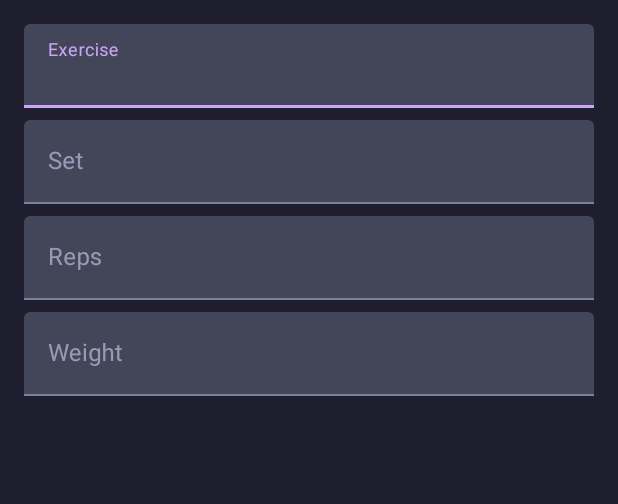
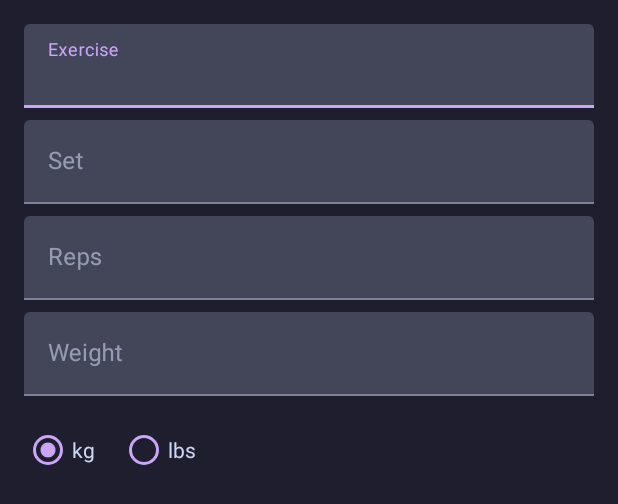
Before and after one commit to SpollaL/gymvoice, an Android app: the layout dialog_edit_log.xml on its own in the app's theme, with its tools: preview values and no code run, on a phone screen of 412 x 824 dp. Shown: the top 504 px of the screen. Run offline under Robolectric (Android 15) with nearby library versions, the phone set to English and light mode, and no system bars.

Commit message:
feat: manual log entry, past-date logging, and Gemma sentence echo fix
- Manual entry button on Record tab logs to today with kg/lbs toggle
- Calendar "+ add" button logs to selected date (noon for past dates)
- CalendarViewModel refreshes dot indicators after manual log
- Edit dialogs now show and save kg/lbs unit selection
- WorkoutParser: detect Gemma sentence-echo (exercise field contains
  digit or stop word) and fall back to regex extractExercise()

Co-Authored-By: Claude Sonnet 4.6 <noreply@anthropic.com>

```diff
--- a/app/src/main/res/layout/dialog_edit_log.xml
+++ b/app/src/main/res/layout/dialog_edit_log.xml
@@ -51,4 +51,32 @@
             android:layout_height="wrap_content"
             android:inputType="numberDecimal" />
     </com.google.android.material.textfield.TextInputLayout>
+
+    <RadioGroup
+        android:id="@+id/rgUnit"
+        android:layout_width="wrap_content"
+        android:layout_height="wrap_content"
+        android:orientation="horizontal"
+        android:layout_marginTop="12dp">
+
+        <RadioButton
+            android:id="@+id/rbKg"
+            android:layout_width="wrap_content"
+            android:layout_height="wrap_content"
+            android:text="kg"
+            android:textColor="@color/text"
+            android:buttonTint="@color/mauve"
+            android:checked="true" />
+
+        <RadioButton
+            android:id="@+id/rbLbs"
+            android:layout_width="wrap_content"
+            android:layout_height="wrap_content"
+            android:text="lbs"
+            android:textColor="@color/text"
+            android:buttonTint="@color/mauve"
+            android:layout_marginStart="16dp" />
+
+    </RadioGroup>
+
 </LinearLayout>
--- a/app/src/main/res/values/strings.xml
+++ b/app/src/main/res/values/strings.xml
@@ -8,4 +8,6 @@
     <string name="nav_calendar">Calendar</string>
     <string name="today_logs">TODAY</string>
     <string name="no_workouts">no workouts logged</string>
+    <string name="log_manually">+ manual entry</string>
+    <string name="add_log">+ add</string>
 </resources>
```
Also changed, not shown: app/src/main/kotlin/com/gymvoice/ml/WorkoutParser.kt (+11 -1 lines), app/src/main/kotlin/com/gymvoice/ui/CalendarFragment.kt (+27 -0 lines), app/src/main/kotlin/com/gymvoice/ui/CalendarViewModel.kt (+34 -0 lines), app/src/main/kotlin/com/gymvoice/ui/MainViewModel.kt (+20 -0 lines), app/src/main/kotlin/com/gymvoice/ui/RecordFragment.kt (+27 -0 lines), app/src/main/res/layout/fragment_calendar.xml (+29 -7 lines), app/src/main/res/layout/fragment_record.xml (+14 -0 lines).
